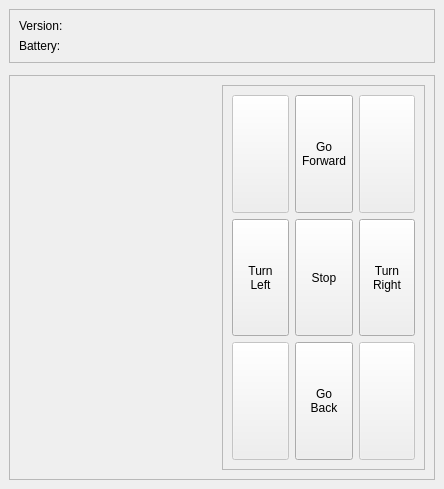
n800sau/roborep, file gui/robotarr-qt4/gui/mainwindow.ui: the form before one commit.
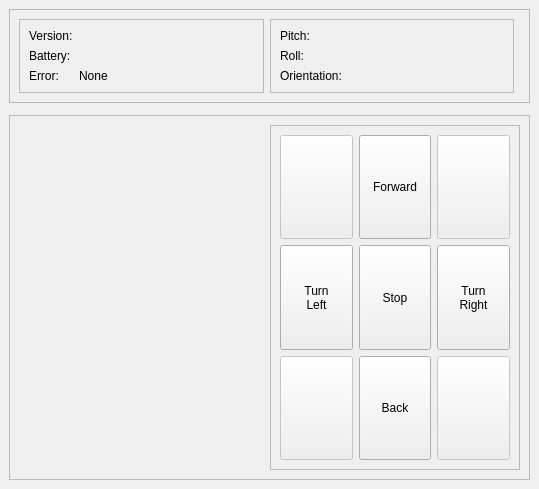
The form after the commit.

Patch:
```diff
--- a/gui/robotarr-qt4/gui/mainwindow.ui
+++ b/gui/robotarr-qt4/gui/mainwindow.ui
@@ -6,7 +6,7 @@
    <rect>
     <x>0</x>
     <y>0</y>
-    <width>444</width>
+    <width>539</width>
     <height>489</height>
    </rect>
   </property>
@@ -23,7 +23,16 @@
       <property name="frameShadow">
        <enum>QFrame::Raised</enum>
       </property>
-      <layout class="QGridLayout" name="gridLayout_2">
+      <layout class="QHBoxLayout" name="horizontalLayout_2">
+       <item>
+        <widget class="QFrame" name="frame_5">
+         <property name="frameShape">
+          <enum>QFrame::StyledPanel</enum>
+         </property>
+         <property name="frameShadow">
+          <enum>QFrame::Raised</enum>
+         </property>
+         <layout class="QFormLayout" name="formLayout">
        <item row="0" column="0">
         <widget class="QLabel" name="label">
          <property name="sizePolicy">
@@ -88,6 +97,105 @@
          </property>
         </widget>
        </item>
+          <item row="2" column="0">
+           <widget class="QLabel" name="label_3">
+            <property name="text">
+             <string>Error:</string>
+            </property>
+           </widget>
+          </item>
+          <item row="2" column="1">
+           <widget class="QLabel" name="L_Error">
+            <property name="text">
+             <string>None</string>
+            </property>
+           </widget>
+          </item>
+         </layout>
+        </widget>
+       </item>
+       <item>
+        <widget class="QFrame" name="frame_6">
+         <property name="frameShape">
+          <enum>QFrame::StyledPanel</enum>
+         </property>
+         <property name="frameShadow">
+          <enum>QFrame::Raised</enum>
+         </property>
+         <layout class="QFormLayout" name="formLayout_2">
+          <item row="0" column="0">
+           <widget class="QLabel" name="label_4">
+            <property name="text">
+             <string>Pitch:</string>
+            </property>
+           </widget>
+          </item>
+          <item row="0" column="1">
+           <widget class="QLabel" name="L_Pitch">
+            <property name="sizePolicy">
+             <sizepolicy hsizetype="Expanding" vsizetype="Preferred">
+              <horstretch>0</horstretch>
+              <verstretch>0</verstretch>
+             </sizepolicy>
+            </property>
+            <property name="text">
+             <string/>
+            </property>
+           </widget>
+          </item>
+          <item row="1" column="0">
+           <widget class="QLabel" name="label_5">
+            <property name="text">
+             <string>Roll:</string>
+            </property>
+           </widget>
+          </item>
+          <item row="1" column="1">
+           <widget class="QLabel" name="L_Roll">
+            <property name="sizePolicy">
+             <sizepolicy hsizetype="Expanding" vsizetype="Preferred">
+              <horstretch>0</horstretch>
+              <verstretch>0</verstretch>
+             </sizepolicy>
+            </property>
+            <property name="text">
+             <string/>
+            </property>
+           </widget>
+          </item>
+          <item row="2" column="0">
+           <widget class="QLabel" name="label_6">
+            <property name="text">
+             <string>Orientation:</string>
+            </property>
+           </widget>
+          </item>
+          <item row="2" column="1">
+           <widget class="QLabel" name="L_Orientation">
+            <property name="sizePolicy">
+             <sizepolicy hsizetype="Expanding" vsizetype="Preferred">
+              <horstretch>0</horstretch>
+              <verstretch>0</verstretch>
+             </sizepolicy>
+            </property>
+            <property name="text">
+             <string/>
+            </property>
+           </widget>
+          </item>
+         </layout>
+        </widget>
+       </item>
+       <item>
+        <widget class="QFrame" name="frame_7">
+         <property name="frameShape">
+          <enum>QFrame::StyledPanel</enum>
+         </property>
+         <property name="frameShadow">
+          <enum>QFrame::Raised</enum>
+         </property>
+        </widget>
+       </item>
       </layout>
      </widget>
     </item>
@@ -163,8 +271,7 @@
              <enum>Qt::NoFocus</enum>
             </property>
             <property name="text">
-             <string>Go
-Forward</string>
+             <string>Forward</string>
             </property>
             <property name="shortcut">
              <string>Up</string>
@@ -292,8 +399,7 @@
              <enum>Qt::NoFocus</enum>
             </property>
             <property name="text">
-             <string>Go
-Back</string>
+             <string>Back</string>
             </property>
             <property name="shortcut">
              <string>Down</string>
```
Left out of the diff: 4 changed lines with no effect on the pictures. Lines whose indentation alone changed are shown as unchanged.
